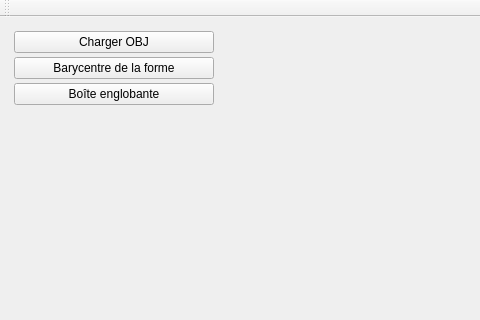
Qt form mainwindow.ui (Anthiel/Projet-Prog.-graphique-et-app.-industrielle) before a commit; both pictures show x 0 to 480 and y 0 to 320 of the 632 by 408 pixel window.
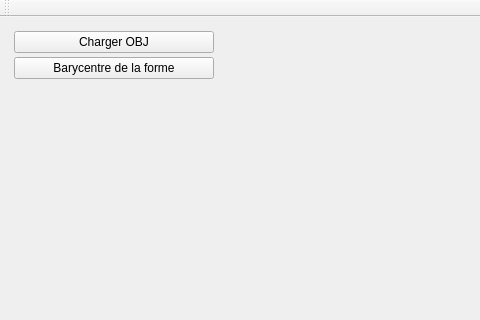
The same form after that commit. Custom widgets are drawn as their Qt base class.

```diff
--- a/mainwindow.ui
+++ b/mainwindow.ui
@@ -65,13 +65,6 @@
          </property>
         </widget>
        </item>
-       <item>
-        <widget class="QPushButton" name="pushButton_bb">
-         <property name="text">
-          <string>Boîte englobante</string>
-         </property>
-        </widget>
-       </item>
        <item>
         <spacer name="verticalSpacer">
          <property name="orientation">
```
Left out of the diff: 2 changed lines with no effect on the pictures.
